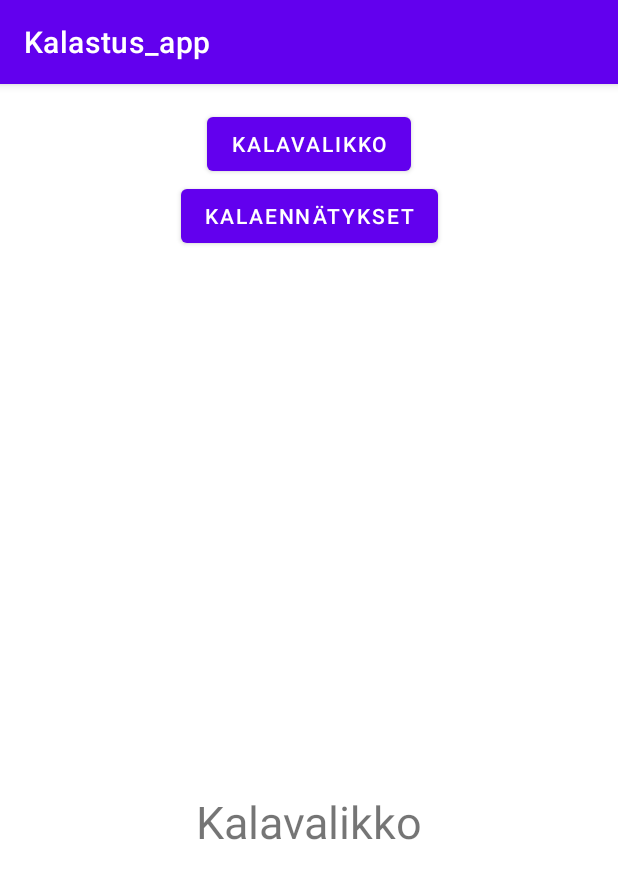
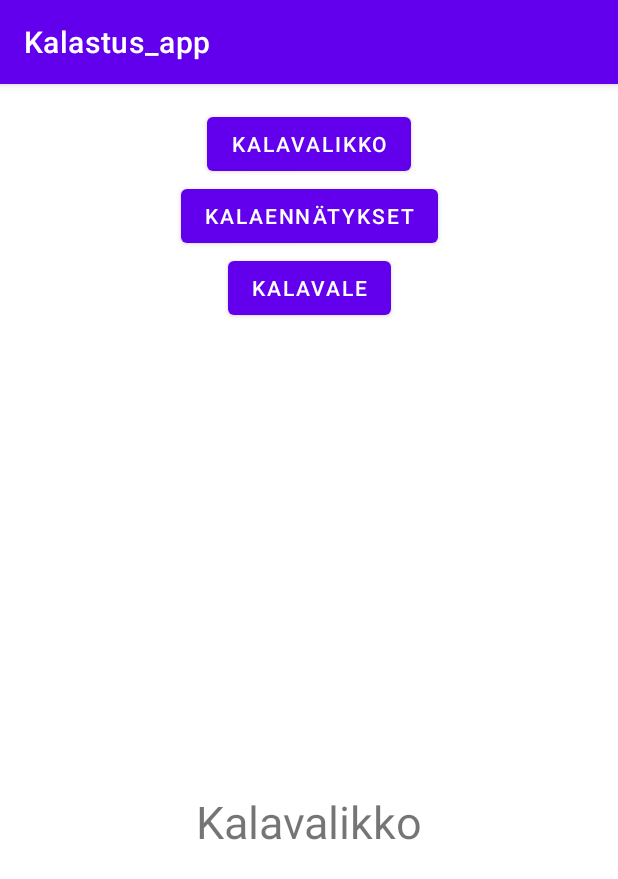
Before and after one commit to TinoPuu/Kalastus_app, an Android app: the screen it shows after launch (MainActivity), on a phone screen of 412 x 824 dp. Shown: the top 879 px of the screen. Run offline under Robolectric (Android 15) with nearby library versions, the phone set to English and light mode, and no system bars.

```diff
--- a/app/src/main/java/com/example/kalastus_app/MainActivity.kt
+++ b/app/src/main/java/com/example/kalastus_app/MainActivity.kt
@@ -15,6 +15,7 @@ class MainActivity : AppCompatActivity() {
 
         val firstFragment = FirstFragment()
         val secondFragment = SecondFragment()
+        val thirdFragment = ThirdFragment()
 
         supportFragmentManager.beginTransaction().apply {
             replace(R.id.flFragment, firstFragment)
@@ -23,6 +24,33 @@ class MainActivity : AppCompatActivity() {
 
         "btnFragment1.setOnClickListener{}"
 
+        val btnKalavalikko: Button = findViewById(R.id.btnFragment1)
+
+        btnKalavalikko.setOnClickListener {
+            supportFragmentManager.beginTransaction().apply {
+                replace(R.id.flFragment, firstFragment)
+                commit()
+            }
+        }
+
+        val btnKalaennatys: Button = findViewById(R.id.btnFragment2)
+
+        btnKalaennatys.setOnClickListener {
+            supportFragmentManager.beginTransaction().apply {
+                replace(R.id.flFragment, secondFragment)
+                commit()
+            }
+        }
+
+        val btnKalavale: Button = findViewById(R.id.btnFragment3)
+
+        btnKalavale.setOnClickListener {
+            supportFragmentManager.beginTransaction().apply {
+                replace(R.id.flFragment, thirdFragment)
+                commit()
+            }
+        }
+
 
 
 
--- /dev/null
+++ b/app/src/main/java/com/example/kalastus_app/ThirdFragment.kt
@@ -0,0 +1,11 @@
+package com.example.kalastus_app
+
+import android.os.Bundle
+import androidx.fragment.app.Fragment
+import android.view.LayoutInflater
+import android.view.View
+import android.view.ViewGroup
+class ThirdFragment : Fragment(R.layout.fragment_third) {
+
+
+}
--- a/app/src/main/res/layout/activity_main.xml
+++ b/app/src/main/res/layout/activity_main.xml
@@ -27,6 +27,17 @@
         app:layout_constraintStart_toStartOf="parent"
         app:layout_constraintTop_toBottomOf="@+id/btnFragment1" />
 
+
+    <Button
+        android:id="@+id/btnFragment3"
+        android:layout_width="wrap_content"
+        android:layout_height="wrap_content"
+        android:text="Kalavale"
+        app:layout_constraintEnd_toEndOf="parent"
+        app:layout_constraintHorizontal_bias="0.5"
+        app:layout_constraintStart_toStartOf="parent"
+        app:layout_constraintTop_toBottomOf="@+id/btnFragment2"/>
+
     <FrameLayout
         android:id="@+id/flFragment"
         android:layout_width="370dp"
```
Also changed, not shown: app/src/main/res/layout/fragment_third.xml (added, +22 -0 lines).
